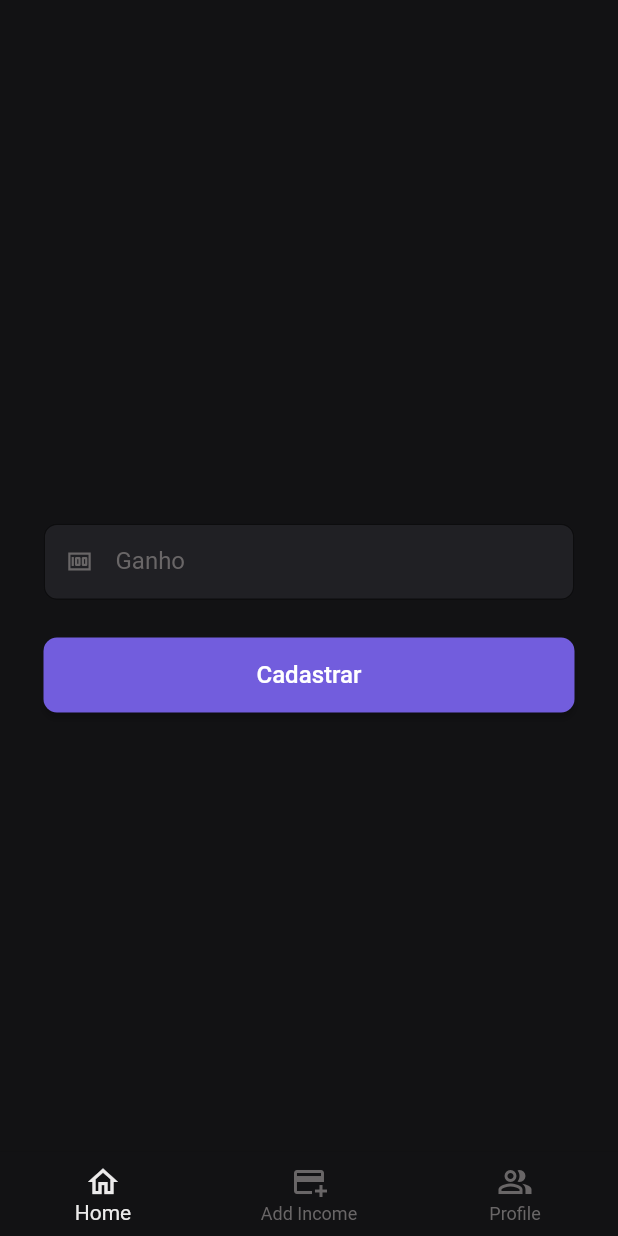
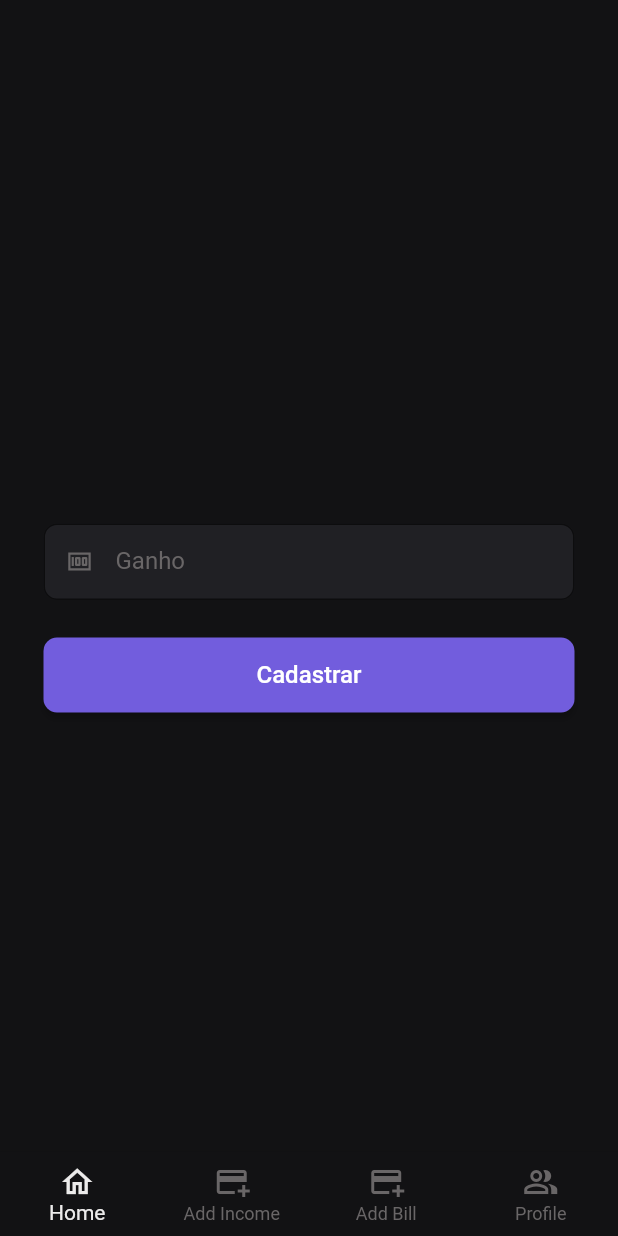
Before and after one commit to EduardoGomesSa/myfinance, a Flutter app: the screen it shows after launch, swiped to page 2, on a phone screen of 412 x 824 dp. Run offline on Flutter 3.47's test engine with Material 2 defaults, Android fonts, the phone set to English and light mode, and no system bars; our stand-ins replace dio, fluttertoast, get, shared_preferences.

```diff
--- a/lib/app/pages/base_page.dart
+++ b/lib/app/pages/base_page.dart
@@ -1,5 +1,6 @@
 import 'package:flutter/material.dart';
 import 'package:myfinance/app/core/config/app_colors.dart';
+import 'package:myfinance/app/pages/bill/bill_form_page.dart';
 import 'package:myfinance/app/pages/home/home_page.dart';
 import 'package:myfinance/app/pages/income/income_form_page.dart';
 import 'package:myfinance/app/pages/profile/profile_page.dart';
@@ -25,6 +26,7 @@ class _BasePageState extends State<BasePage>{
           children: [
             const HomePage(),
             IncomeFormPage(),
+            BillFormPage(),
             const ProfilePage(),
           ],
         ),
@@ -47,6 +49,9 @@ class _BasePageState extends State<BasePage>{
             BottomNavigationBarItem(
               icon: Icon(Icons.add_card_outlined),
               label: "Add Income"),
+             BottomNavigationBarItem(
+              icon: Icon(Icons.add_card_outlined),
+              label: "Add Bill"),
             BottomNavigationBarItem(
               icon: Icon(Icons.people_alt_outlined),
               label: "Profile"),
```
